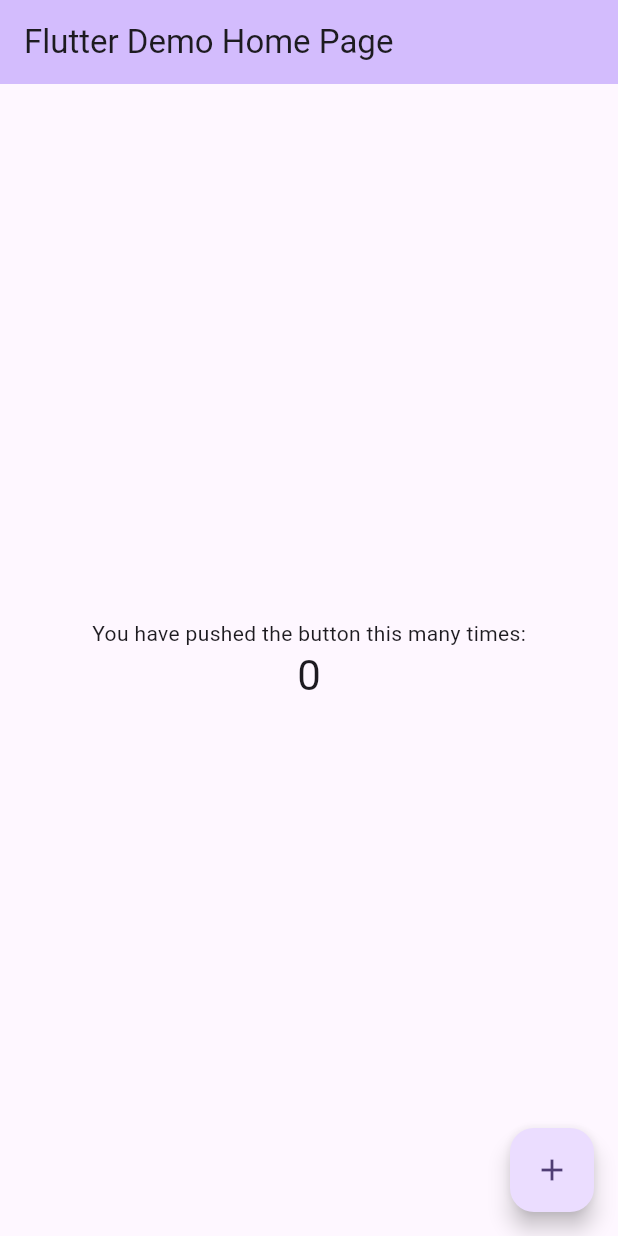
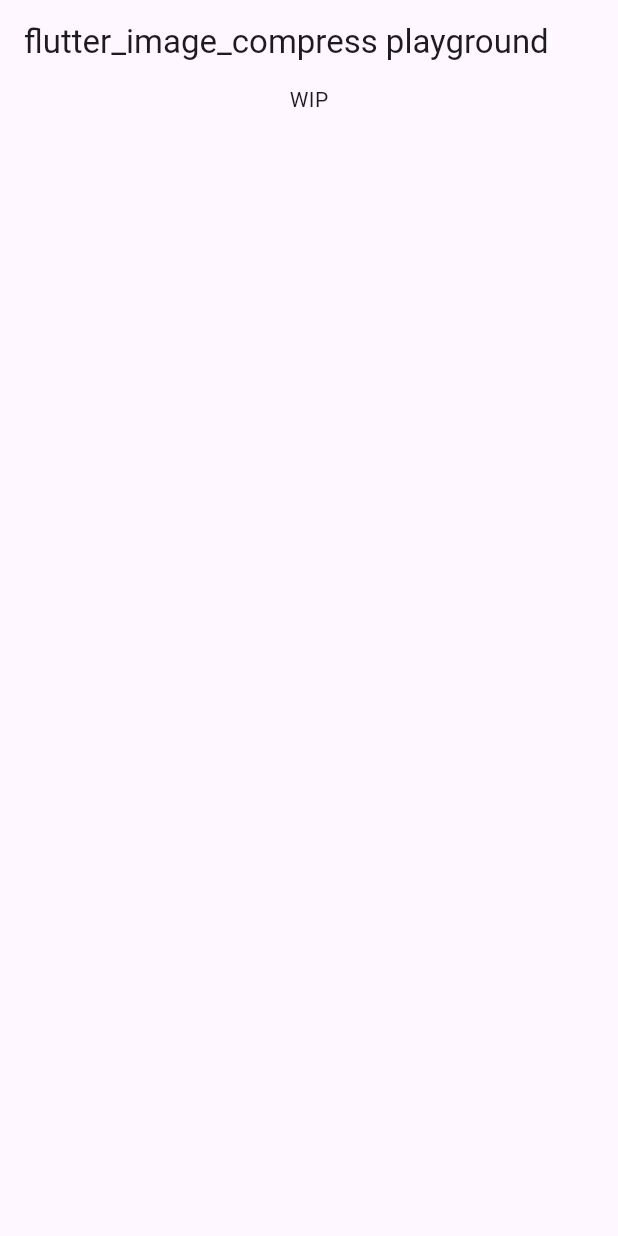
Before and after one commit to Kotaro666-dev/flutter_image_compress_playground, a Flutter app: the screen it shows after launch, on a phone screen of 412 x 824 dp. Run offline on Flutter 3.47's test engine with Material 3 defaults, Android fonts, the phone set to English and light mode, and no system bars.

Commit message:
Update: Add basic dart files

```diff
--- /dev/null
+++ b/lib/app.dart
@@ -0,0 +1,19 @@
+import 'package:flutter/material.dart';
+import 'package:flutter_image_compress_playground/home_page.dart';
+
+class MyApp extends StatelessWidget {
+  const MyApp({super.key});
+
+  // This widget is the root of your application.
+  @override
+  Widget build(BuildContext context) {
+    return MaterialApp(
+      title: 'Flutter Demo',
+      theme: ThemeData(
+        colorScheme: ColorScheme.fromSeed(seedColor: Colors.deepPurple),
+        useMaterial3: true,
+      ),
+      home: const HomePage(),
+    );
+  }
+}
--- /dev/null
+++ b/lib/home_page.dart
@@ -0,0 +1,35 @@
+import 'package:flutter/material.dart';
+
+class HomePage extends StatelessWidget {
+  const HomePage({super.key});
+
+  @override
+  Widget build(BuildContext context) {
+    return Scaffold(
+      appBar: AppBar(
+        title: const Text('flutter_image_compress playground'),
+      ),
+      body: const _Body(),
+    );
+  }
+}
+
+class _Body extends StatefulWidget {
+  const _Body();
+
+  @override
+  State<_Body> createState() => _BodyState();
+}
+
+class _BodyState extends State<_Body> {
+  @override
+  Widget build(BuildContext context) {
+    return const Center(
+      child: Column(
+        children: [
+            Text('WIP'),
+        ],
+      ),
+    );
+  }
+}
--- a/lib/main.dart
+++ b/lib/main.dart
@@ -1,125 +1,6 @@
 import 'package:flutter/material.dart';
+import 'package:flutter_image_compress_playground/app.dart';
 
 void main() {
   runApp(const MyApp());
 }
-
-class MyApp extends StatelessWidget {
-  const MyApp({super.key});
-
-  // This widget is the root of your application.
-  @override
-  Widget build(BuildContext context) {
-    return MaterialApp(
-      title: 'Flutter Demo',
-      theme: ThemeData(
-        // This is the theme of your application.
-        //
-        // TRY THIS: Try running your application with "flutter run". You'll see
-        // the application has a purple toolbar. Then, without quitting the app,
-        // try changing the seedColor in the colorScheme below to Colors.green
-        // and then invoke "hot reload" (save your changes or press the "hot
-        // reload" button in a Flutter-supported IDE, or press "r" if you used
-        // the command line to start the app).
-        //
-        // Notice that the counter didn't reset back to zero; the application
-        // state is not lost during the reload. To reset the state, use hot
-        // restart instead.
-        //
-        // This works for code too, not just values: Most code changes can be
-        // tested with just a hot reload.
-        colorScheme: ColorScheme.fromSeed(seedColor: Colors.deepPurple),
-        useMaterial3: true,
-      ),
-      home: const MyHomePage(title: 'Flutter Demo Home Page'),
-    );
-  }
-}
-
-class MyHomePage extends StatefulWidget {
-  const MyHomePage({super.key, required this.title});
-
-  // This widget is the home page of your application. It is stateful, meaning
-  // that it has a State object (defined below) that contains fields that affect
-  // how it looks.
-
-  // This class is the configuration for the state. It holds the values (in this
-  // case the title) provided by the parent (in this case the App widget) and
-  // used by the build method of the State. Fields in a Widget subclass are
-  // always marked "final".
-
-  final String title;
-
-  @override
-  State<MyHomePage> createState() => _MyHomePageState();
-}
-
-class _MyHomePageState extends State<MyHomePage> {
-  int _counter = 0;
-
-  void _incrementCounter() {
-    setState(() {
-      // This call to setState tells the Flutter framework that something has
-      // changed in this State, which causes it to rerun the build method below
-      // so that the display can reflect the updated values. If we changed
-      // _counter without calling setState(), then the build method would not be
-      // called again, and so nothing would appear to happen.
-      _counter++;
-    });
-  }
-
-  @override
-  Widget build(BuildContext context) {
-    // This method is rerun every time setState is called, for instance as done
-    // by the _incrementCounter method above.
-    //
-    // The Flutter framework has been optimized to make rerunning build methods
-    // fast, so that you can just rebuild anything that needs updating rather
-    // than having to individually change instances of widgets.
-    return Scaffold(
-      appBar: AppBar(
-        // TRY THIS: Try changing the color here to a specific color (to
-        // Colors.amber, perhaps?) and trigger a hot reload to see the AppBar
-        // change color while the other colors stay the same.
-        backgroundColor: Theme.of(context).colorScheme.inversePrimary,
-        // Here we take the value from the MyHomePage object that was created by
-        // the App.build method, and use it to set our appbar title.
-        title: Text(widget.title),
-      ),
-      body: Center(
-        // Center is a layout widget. It takes a single child and positions it
-        // in the middle of the parent.
-        child: Column(
-          // Column is also a layout widget. It takes a list of children and
-          // arranges them vertically. By default, it sizes itself to fit its
-          // children horizontally, and tries to be as tall as its parent.
-          //
-          // Column has various properties to control how it sizes itself and
-          // how it positions its children. Here we use mainAxisAlignment to
-          // center the children vertically; the main axis here is the vertical
-          // axis because Columns are vertical (the cross axis would be
-          // horizontal).
-          //
-          // TRY THIS: Invoke "debug painting" (choose the "Toggle Debug Paint"
-          // action in the IDE, or press "p" in the console), to see the
-          // wireframe for each widget.
-          mainAxisAlignment: MainAxisAlignment.center,
-          children: <Widget>[
-            const Text(
-              'You have pushed the button this many times:',
-            ),
-            Text(
-              '$_counter',
-              style: Theme.of(context).textTheme.headlineMedium,
-            ),
-          ],
-        ),
-      ),
-      floatingActionButton: FloatingActionButton(
-        onPressed: _incrementCounter,
-        tooltip: 'Increment',
-        child: const Icon(Icons.add),
-      ), // This trailing comma makes auto-formatting nicer for build methods.
-    );
-  }
-}
```
